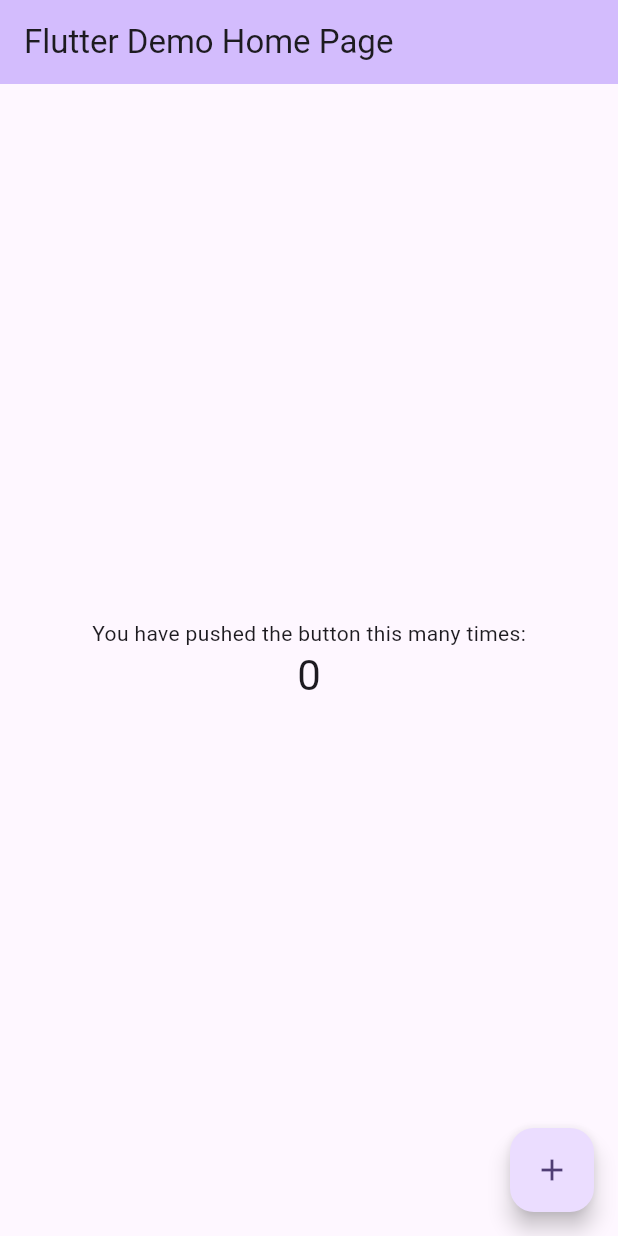
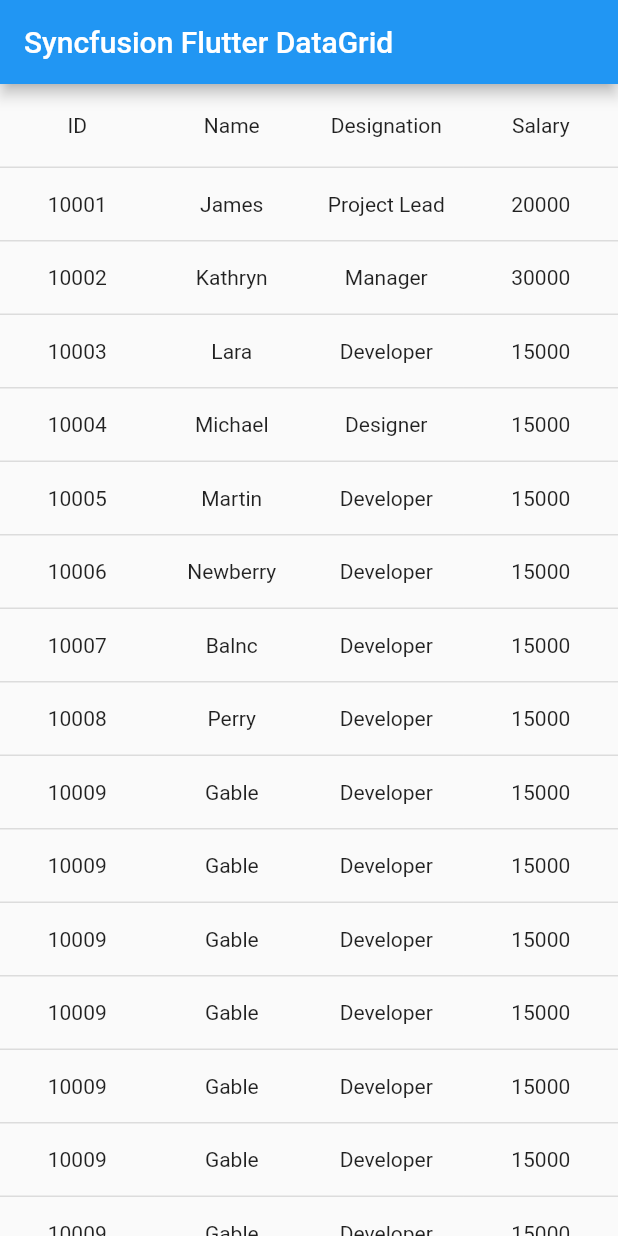
Before and after one commit to AJua/dledger_app, a Flutter app: the screen it shows after launch, on a phone screen of 412 x 824 dp. Run offline on Flutter 3.47's test engine with Material 3 defaults, Android fonts, the light colour scheme and no system bars; drawn by our look-alikes of syncfusion_flutter_datagrid.

Commit message:
Add syncfusion_flutter_datagrid package

```diff
--- /dev/null
+++ b/lib/dledger_app.dart
@@ -0,0 +1,87 @@
+import 'package:dledger_app/employee_data_provider.dart';
+import 'package:flutter/material.dart';
+import 'package:syncfusion_flutter_datagrid/datagrid.dart';
+
+import 'employee.dart';
+import 'employee_date_source.dart';
+
+/// The application that contains datagrid on it.
+class DLedgerApp extends StatelessWidget {
+  const DLedgerApp({super.key});
+
+  @override
+  Widget build(BuildContext context) {
+    return MaterialApp(
+      title: 'Syncfusion DataGrid Demo',
+      theme: ThemeData(useMaterial3: false),
+      home: MyHomePage(),
+    );
+  }
+}
+
+/// The home page of the application which hosts the datagrid.
+class MyHomePage extends StatefulWidget {
+  /// Creates the home page.
+  MyHomePage({Key? key}) : super(key: key);
+
+  @override
+  _MyHomePageState createState() => _MyHomePageState();
+}
+
+class _MyHomePageState extends State<MyHomePage> {
+  List<Employee> employees = <Employee>[];
+  late EmployeeDataSource employeeDataSource;
+
+  @override
+  void initState() {
+    super.initState();
+    employees = EmployeeDataProvider().getEmployeeData();
+    employeeDataSource = EmployeeDataSource(employeeData: employees);
+  }
+
+  @override
+  Widget build(BuildContext context) {
+    return Scaffold(
+      appBar: AppBar(
+        title: const Text('Syncfusion Flutter DataGrid'),
+      ),
+      body: SfDataGrid(
+        source: employeeDataSource,
+        columnWidthMode: ColumnWidthMode.fill,
+        frozenRowsCount: 0,
+        frozenColumnsCount: 1,
+        columns: <GridColumn>[
+          GridColumn(
+              columnName: 'id',
+              label: Container(
+                  padding: const EdgeInsets.all(16.0),
+                  alignment: Alignment.center,
+                  child: const Text(
+                    'ID',
+                  ))),
+          GridColumn(
+              columnName: 'name',
+              label: Container(
+                  padding: const EdgeInsets.all(8.0),
+                  alignment: Alignment.center,
+                  child: const Text('Name'))),
+          GridColumn(
+              columnName: 'designation',
+              label: Container(
+                  padding: const EdgeInsets.all(8.0),
+                  alignment: Alignment.center,
+                  child: const Text(
+                    'Designation',
+                    overflow: TextOverflow.ellipsis,
+                  ))),
+          GridColumn(
+              columnName: 'salary',
+              label: Container(
+                  padding: const EdgeInsets.all(8.0),
+                  alignment: Alignment.center,
+                  child: const Text('Salary'))),
+        ],
+      ),
+    );
+  }
+}
--- /dev/null
+++ b/lib/employee.dart
@@ -0,0 +1,20 @@
+
+
+/// Custom business object class which contains properties to hold the detailed
+/// information about the employee which will be rendered in datagrid.
+class Employee {
+  /// Creates the employee class with required details.
+  Employee(this.id, this.name, this.designation, this.salary);
+
+  /// Id of an employee.
+  final int id;
+
+  /// Name of an employee.
+  final String name;
+
+  /// Designation of an employee.
+  final String designation;
+
+  /// Salary of an employee.
+  final int salary;
+}
--- /dev/null
+++ b/lib/employee_data_provider.dart
@@ -0,0 +1,28 @@
+import 'employee.dart';
+
+class EmployeeDataProvider {
+  List<Employee> getEmployeeData() {
+    return [
+      Employee(10001, 'James', 'Project Lead', 20000),
+      Employee(10002, 'Kathryn', 'Manager', 30000),
+      Employee(10003, 'Lara', 'Developer', 15000),
+      Employee(10004, 'Michael', 'Designer', 15000),
+      Employee(10005, 'Martin', 'Developer', 15000),
+      Employee(10006, 'Newberry', 'Developer', 15000),
+      Employee(10007, 'Balnc', 'Developer', 15000),
+      Employee(10008, 'Perry', 'Developer', 15000),
+      Employee(10009, 'Gable', 'Developer', 15000),
+      Employee(10009, 'Gable', 'Developer', 15000),
+      Employee(10009, 'Gable', 'Developer', 15000),
+      Employee(10009, 'Gable', 'Developer', 15000),
+      Employee(10009, 'Gable', 'Developer', 15000),
+      Employee(10009, 'Gable', 'Developer', 15000),
+      Employee(10009, 'Gable', 'Developer', 15000),
+      Employee(10009, 'Gable', 'Developer', 15000),
+      Employee(10009, 'Gable', 'Developer', 15000),
+      Employee(10009, 'Gable', 'Developer', 15000),
+      Employee(10009, 'Gable', 'Developer', 15000),
+      Employee(10010, 'Grimes', 'Developer', 15000)
+    ];
+  }
+}
--- /dev/null
+++ b/lib/employee_date_source.dart
@@ -0,0 +1,38 @@
+import 'package:flutter/material.dart';
+import 'package:syncfusion_flutter_datagrid/datagrid.dart';
+
+import 'employee.dart';
+
+/// An object to set the employee collection data source to the datagrid. This
+/// is used to map the employee data to the datagrid widget.
+class EmployeeDataSource extends DataGridSource {
+  /// Creates the employee data source class with required details.
+  EmployeeDataSource({required List<Employee> employeeData}) {
+    _employeeData = employeeData
+        .map<DataGridRow>((e) => DataGridRow(cells: [
+              DataGridCell<int>(columnName: 'id', value: e.id),
+              DataGridCell<String>(columnName: 'name', value: e.name),
+              DataGridCell<String>(
+                  columnName: 'designation', value: e.designation),
+              DataGridCell<int>(columnName: 'salary', value: e.salary),
+            ]))
+        .toList();
+  }
+
+  List<DataGridRow> _employeeData = [];
+
+  @override
+  List<DataGridRow> get rows => _employeeData;
+
+  @override
+  DataGridRowAdapter buildRow(DataGridRow row) {
+    return DataGridRowAdapter(
+        cells: row.getCells().map<Widget>((e) {
+      return Container(
+        alignment: Alignment.center,
+        padding: EdgeInsets.all(8.0),
+        child: Text(e.value.toString()),
+      );
+    }).toList());
+  }
+}
--- a/lib/main.dart
+++ b/lib/main.dart
@@ -1,125 +1,7 @@
 import 'package:flutter/material.dart';
 
+import 'dledger_app.dart';
+
 void main() {
-  runApp(const MyApp());
+  runApp(DLedgerApp());
 }
-
-class MyApp extends StatelessWidget {
-  const MyApp({super.key});
-
-  // This widget is the root of your application.
-  @override
-  Widget build(BuildContext context) {
-    return MaterialApp(
-      title: 'Flutter Demo',
-      theme: ThemeData(
-        // This is the theme of your application.
-        //
-        // TRY THIS: Try running your application with "flutter run". You'll see
-        // the application has a purple toolbar. Then, without quitting the app,
-        // try changing the seedColor in the colorScheme below to Colors.green
-        // and then invoke "hot reload" (save your changes or press the "hot
-        // reload" button in a Flutter-supported IDE, or press "r" if you used
-        // the command line to start the app).
-        //
-        // Notice that the counter didn't reset back to zero; the application
-        // state is not lost during the reload. To reset the state, use hot
-        // restart instead.
-        //
-        // This works for code too, not just values: Most code changes can be
-        // tested with just a hot reload.
-        colorScheme: ColorScheme.fromSeed(seedColor: Colors.deepPurple),
-        useMaterial3: true,
-      ),
-      home: const MyHomePage(title: 'Flutter Demo Home Page'),
-    );
-  }
-}
-
-class MyHomePage extends StatefulWidget {
-  const MyHomePage({super.key, required this.title});
-
-  // This widget is the home page of your application. It is stateful, meaning
-  // that it has a State object (defined below) that contains fields that affect
-  // how it looks.
-
-  // This class is the configuration for the state. It holds the values (in this
-  // case the title) provided by the parent (in this case the App widget) and
-  // used by the build method of the State. Fields in a Widget subclass are
-  // always marked "final".
-
-  final String title;
-
-  @override
-  State<MyHomePage> createState() => _MyHomePageState();
-}
-
-class _MyHomePageState extends State<MyHomePage> {
-  int _counter = 0;
-
-  void _incrementCounter() {
-    setState(() {
-      // This call to setState tells the Flutter framework that something has
-      // changed in this State, which causes it to rerun the build method below
-      // so that the display can reflect the updated values. If we changed
-      // _counter without calling setState(), then the build method would not be
-      // called again, and so nothing would appear to happen.
-      _counter++;
-    });
-  }
-
-  @override
-  Widget build(BuildContext context) {
-    // This method is rerun every time setState is called, for instance as done
-    // by the _incrementCounter method above.
-    //
-    // The Flutter framework has been optimized to make rerunning build methods
-    // fast, so that you can just rebuild anything that needs updating rather
-    // than having to individually change instances of widgets.
-    return Scaffold(
-      appBar: AppBar(
-        // TRY THIS: Try changing the color here to a specific color (to
-        // Colors.amber, perhaps?) and trigger a hot reload to see the AppBar
-        // change color while the other colors stay the same.
-        backgroundColor: Theme.of(context).colorScheme.inversePrimary,
-        // Here we take the value from the MyHomePage object that was created by
-        // the App.build method, and use it to set our appbar title.
-        title: Text(widget.title),
-      ),
-      body: Center(
-        // Center is a layout widget. It takes a single child and positions it
-        // in the middle of the parent.
-        child: Column(
-          // Column is also a layout widget. It takes a list of children and
-          // arranges them vertically. By default, it sizes itself to fit its
-          // children horizontally, and tries to be as tall as its parent.
-          //
-          // Column has various properties to control how it sizes itself and
-          // how it positions its children. Here we use mainAxisAlignment to
-          // center the children vertically; the main axis here is the vertical
-          // axis because Columns are vertical (the cross axis would be
-          // horizontal).
-          //
-          // TRY THIS: Invoke "debug painting" (choose the "Toggle Debug Paint"
-          // action in the IDE, or press "p" in the console), to see the
-          // wireframe for each widget.
-          mainAxisAlignment: MainAxisAlignment.center,
-          children: <Widget>[
-            const Text(
-              'You have pushed the button this many times:',
-            ),
-            Text(
-              '$_counter',
-              style: Theme.of(context).textTheme.headlineMedium,
-            ),
-          ],
-        ),
-      ),
-      floatingActionButton: FloatingActionButton(
-        onPressed: _incrementCounter,
-        tooltip: 'Increment',
-        child: const Icon(Icons.add),
-      ), // This trailing comma makes auto-formatting nicer for build methods.
-    );
-  }
-}
--- a/pubspec.yaml
+++ b/pubspec.yaml
@@ -37,6 +37,7 @@
   # The following adds the Cupertino Icons font to your application.
   # Use with the CupertinoIcons class for iOS style icons.
   cupertino_icons: ^1.0.6
+  syncfusion_flutter_datagrid: ^26.1.42
 
 dev_dependencies:
   flutter_test:
```
Also changed, not shown: pubspec.lock.
